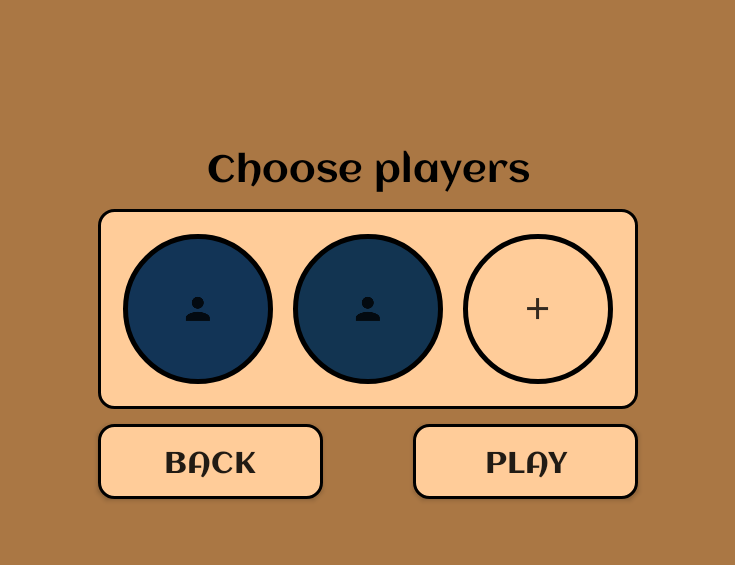
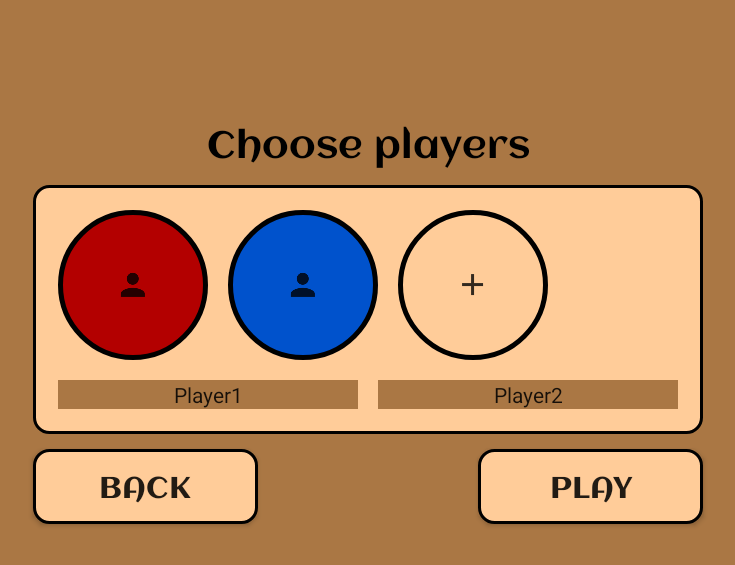
Before and after one commit to moevm/mse_customary_clone_of_Carcassonne, an Android app: the PlayersActivity screen opened directly, with no data from a screen before it, on a phone screen of 824 x 412 dp (held sideways). Shown: the top 565 px of the screen, without its empty margins (250-985 px from the left). Run offline under Robolectric (Android 15) with nearby library versions, the phone set to English and light mode, and no system bars.

Commit message:
player activiry update
- Изменена структура страницы.
- Частично реализована возможность изменения имени игрока

```diff
--- a/app/src/main/java/carcassonne/se/carcassonnecustomclone/PlayersActivity.kt
+++ b/app/src/main/java/carcassonne/se/carcassonnecustomclone/PlayersActivity.kt
@@ -1,14 +1,25 @@
 package carcassonne.se.carcassonnecustomclone
 
+import android.annotation.SuppressLint
+import android.content.DialogInterface
 import android.content.Intent
 import android.graphics.Color
 import android.graphics.drawable.GradientDrawable
+import android.os.Build
 import android.os.Bundle
+import android.support.annotation.RequiresApi
+import android.support.constraint.ConstraintLayout
 import android.support.v4.content.ContextCompat
+import android.support.v7.app.AlertDialog
 import android.support.v7.app.AppCompatActivity
+import android.view.Gravity
 import android.view.View
+import android.widget.EditText
+
 import android.widget.ImageButton
 import android.widget.LinearLayout
+import android.widget.TextView
+
 import kotlinx.android.synthetic.main.activity_players.*
 import java.util.*
 
@@ -60,35 +71,62 @@ class PlayersActivity : AppCompatActivity() {
 
     /*Добавление нового игрока*/
     private fun addNewPlayer() {
-        playerArea.removeView(findViewById(R.id.addPlayerButton))
+        playerIcons.removeView(findViewById(R.id.addPlayerButton))
         addPlayerButton()
         setFullscreenMode()
         addAddButton()
+        addPlayerName()
     }
 
-    /*Добавляет кружок игрока в список*/
-    fun addPlayerButton() {
-        val newPlayer = ImageButton(this)
+    private fun addPlayerName() {
+        val newPlayerName = TextView(this, null, R.style.PlayerName)
         val params = LinearLayout.LayoutParams(
             LinearLayout.LayoutParams.WRAP_CONTENT,
             LinearLayout.LayoutParams.WRAP_CONTENT
         )
         params.setMargins(10, 10, 10, 10)
-        newPlayer.layoutParams = params
-        newPlayer.setImageResource(R.drawable.ic_player)
-        newPlayer.setBackgroundResource(R.drawable.circle)
-        val arr = resources.getStringArray(R.array.PlayerColors)
-        (newPlayer.background as? GradientDrawable)?.setColor(Color.parseColor(resources.getStringArray(R.array.PlayerColors)[players.size]))
-        newPlayer.setOnClickListener {
+        params.width = 300 //TODO: ширина
+        newPlayerName.layoutParams = params
+        newPlayerName.gravity = Gravity.CENTER_HORIZONTAL
+        newPlayerName.text = players[players.size - 1]
+        //TODO: сделать нормальный диалог
+        newPlayerName.setOnClickListener {
+            val editText = EditText(this)
+            editText.setText("")
+            val alert = AlertDialog.Builder(this)
+            alert.setView(editText)
+            alert.setPositiveButton("OK", DialogInterface.OnClickListener { dialog, which ->  })
+            alert.setNegativeButton("OK", DialogInterface.OnClickListener { dialog, which ->  })
+            alert.setTitle("Change player name")
+            alert.show()
+        }
+        playerNames.addView(newPlayerName)
+    }
+
+    //TODO: пофиксить выбор цветов
+
+    /*Добавляет иконку игрока в список*/
+    fun addPlayerButton() {
+        val newPlayerIcon = ImageButton(this)
+        val params = LinearLayout.LayoutParams(
+            LinearLayout.LayoutParams.WRAP_CONTENT,
+            LinearLayout.LayoutParams.WRAP_CONTENT
+        )
+        params.setMargins(10, 10, 10, 10)
+        newPlayerIcon.layoutParams = params
+        newPlayerIcon.setImageResource(R.drawable.ic_player)
+        newPlayerIcon.setBackgroundResource(R.drawable.circle)
+        (newPlayerIcon.background as? GradientDrawable)?.setColor(Color.parseColor(resources.getStringArray(R.array.PlayerColors)[players.size]))
+        newPlayerIcon.setOnClickListener {
             if (players.size > 2) {
                 players.removeAt(players.lastIndex)
-                playerArea.removeView(newPlayer)
+                playerIcons.removeView(newPlayerIcon)
                 if (players.size == 5) {
                     addAddButton()
                 }
             }
         }
-        playerArea.addView(newPlayer)
+        playerIcons.addView(newPlayerIcon)
         players.add("Player${players.size + 1}") // TODO: нормально собирать инфу и отправлять ее
     }
 
@@ -115,7 +153,7 @@ class PlayersActivity : AppCompatActivity() {
             newAddButton.setOnClickListener {
                 addNewPlayer()
             }
-            playerArea.addView(newAddButton)
+            playerIcons.addView(newAddButton)
         }
     }
 }
--- a/app/src/main/res/layout/activity_players.xml
+++ b/app/src/main/res/layout/activity_players.xml
@@ -6,7 +6,6 @@
         android:layout_width="match_parent"
         android:layout_height="match_parent"
         tools:context=".PlayersActivity">
-
 
 
     <TextView android:layout_width="wrap_content"
@@ -33,9 +32,10 @@
             app:layout_constraintRight_toRightOf="@+id/playerArea"
             app:layout_constraintTop_toBottomOf="@id/playerArea"/>
 
+
     <LinearLayout android:layout_width="wrap_content"
                   android:layout_height="wrap_content"
-                  android:orientation="horizontal"
+                  android:orientation="vertical"
                   android:background="@drawable/rounded_corners"
                   android:padding="10dp"
                   android:id="@+id/playerArea"
@@ -43,6 +43,20 @@
                   app:layout_constraintTop_toTopOf="parent"
                   app:layout_constraintLeft_toLeftOf="parent"
                   app:layout_constraintRight_toRightOf="parent">
+
+        <LinearLayout android:layout_width="wrap_content"
+                      android:layout_height="wrap_content"
+                      android:orientation="horizontal"
+                      android:background="@color/colorMenuButton"
+                      android:id="@+id/playerIcons"
+        />
+
+        <LinearLayout android:layout_width="wrap_content"
+                      android:layout_height="wrap_content"
+                      android:orientation="horizontal"
+                      android:background="@color/colorMenuButton"
+                      android:id="@+id/playerNames"
+        />
     </LinearLayout>
 
 
--- a/app/src/main/res/values/arrays.xml
+++ b/app/src/main/res/values/arrays.xml
@@ -1,11 +1,14 @@
 <?xml version="1.0" encoding="utf-8"?>
 <resources>
     <string-array name="PlayerColors">
-        <item>#123456</item>
-        <item>#123451</item>
-        <item>#123452</item>
-        <item>#123453</item>
-        <item>#123454</item>
-        <item>#123455</item>
+        <item>#b30000</item>
+        <item>#0052cc</item>
+        <item>#00994d</item>
+        <item>#e68a00</item>
+        <item>#990073</item>
+        <item>#e6e600</item>
     </string-array>
+
+
+
 </resources>
--- a/app/src/main/res/values/ids.xml
+++ b/app/src/main/res/values/ids.xml
@@ -1,4 +1,5 @@
 <?xml version="1.0" encoding="utf-8"?>
 <resources>
     <item type="id" name="addPlayerButton"/>
+
 </resources>
--- a/app/src/main/res/values/styles.xml
+++ b/app/src/main/res/values/styles.xml
@@ -51,9 +51,8 @@
     </style>
 
 
-    <style name="PlayerButtonStyle" parent="android:style/Widget.ImageButton">
-        <item name="android:background">@drawable/circle</item>
-        <item name="android:scaleType">fitXY</item>
-        <item name="android:layout_margin">10dp</item>
+    <style name="PlayerName">
+        <item name="android:width">100dp</item>
+        <item name="android:fontFamily">@font/aclonica</item>
     </style>
 </resources>
```
